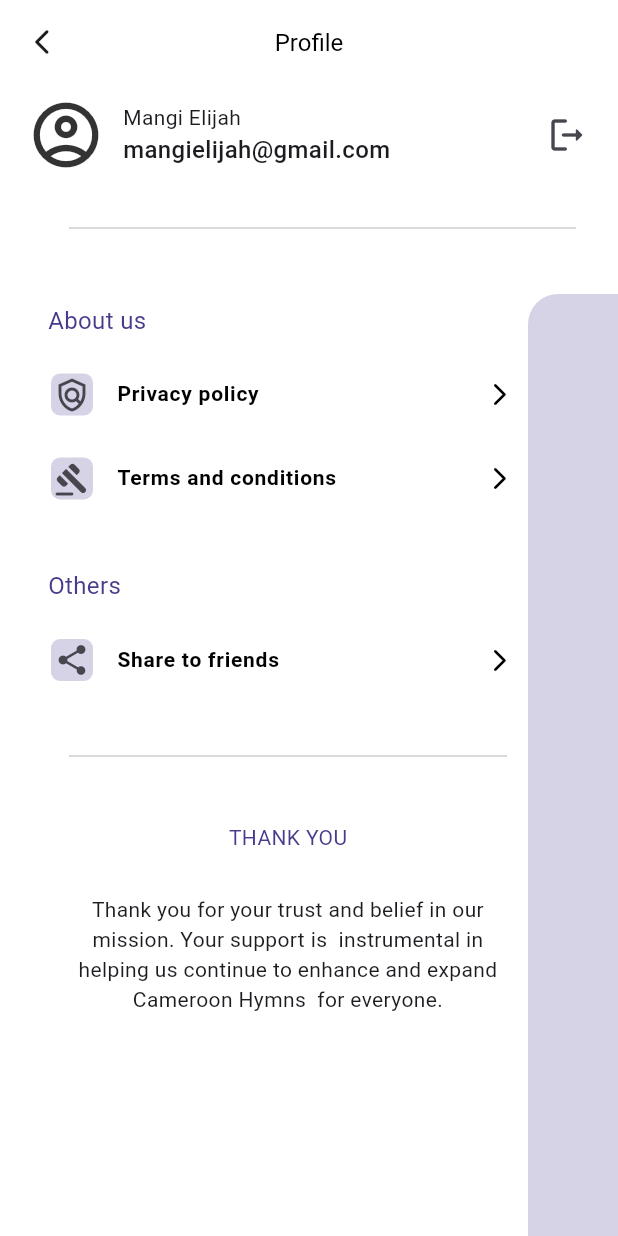
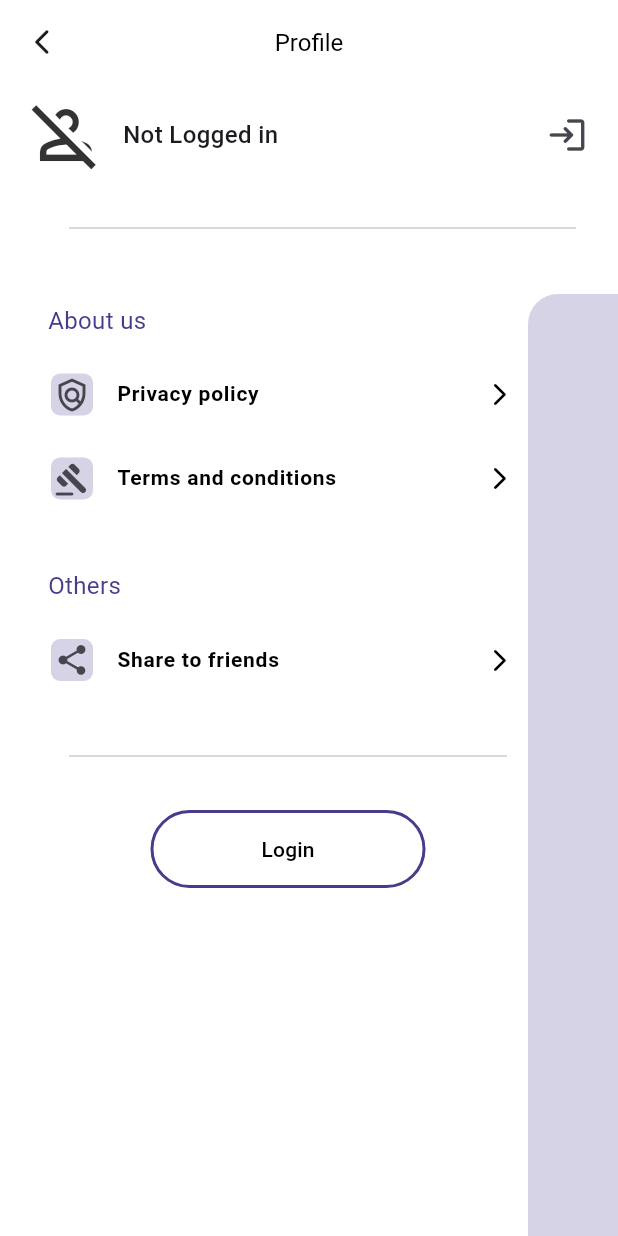
Before and after one commit to Kitendo-Labs/CameroonHymnsApp, a Flutter app: the screen it shows after launch, item 3 of the bottom bar chosen, on a phone screen of 412 x 824 dp. Run offline on Flutter 3.47's test engine with Material 3 defaults, Android fonts, the phone set to English and light mode, and no system bars; our stand-ins replace firebase_core, firebase_remote_config, flutter_dash, flutter_riverpod, freezed_annotation, package_info_plus and 5 more; missing offline and left inert: svg_flutter; accounts and stored records are empty; generated files the repository leaves out were written again.

Commit message:
feat: adds alternative states when not logged in

```diff
--- a/lib/src/profile/views/profile_page.dart
+++ b/lib/src/profile/views/profile_page.dart
@@ -19,6 +19,7 @@ class _ProfilePageState extends ConsumerState<ProfilePage> {
   @override
   Widget build(BuildContext context) {
     final appColors = Theme.of(context).appColors;
+    bool hasLogin = false;
 
     return Scaffold(
       backgroundColor: appColors.primary,
@@ -54,7 +55,8 @@ class _ProfilePageState extends ConsumerState<ProfilePage> {
                   children: [
                     Padding(
                       padding: const EdgeInsets.only(right: 10),
-                      child: Row(
+                      child: hasLogin
+                          ? Row(
                               children: [
                                 Expanded(
                                   child: Row(
@@ -62,7 +64,8 @@ class _ProfilePageState extends ConsumerState<ProfilePage> {
                                       Icon(
                                         Icons.account_circle_outlined,
                                         size: 52,
-                                  color: appColors.onPrimary.withOpacity(0.8),
+                                        color: appColors.onPrimary
+                                            .withOpacity(0.8),
                                       ),
                                       const SizedBox(width: 12),
                                       const Expanded(
@@ -93,6 +96,41 @@ class _ProfilePageState extends ConsumerState<ProfilePage> {
                                   onPressed: () {},
                                   icon: const Icon(
                                     Icons.logout_rounded,
+                                    size: 28,
+                                  ),
+                                ),
+                              ],
+                            )
+                          : Row(
+                              children: [
+                                Expanded(
+                                  child: Row(
+                                    children: [
+                                      Icon(
+                                        Icons.person_off_outlined,
+                                        size: 52,
+                                        color: appColors.onPrimary
+                                            .withOpacity(0.8),
+                                      ),
+                                      const SizedBox(width: 12),
+                                      const Expanded(
+                                        child: Text(
+                                          "Not Logged in",
+                                          overflow: TextOverflow.ellipsis,
+                                          style: TextStyle(
+                                            fontSize: 16,
+                                            fontWeight: FontWeight.w500,
+                                          ),
+                                        ),
+                                      )
+                                    ],
+                                  ),
+                                ),
+                                const SizedBox(width: 12),
+                                IconButton(
+                                  onPressed: () {},
+                                  icon: const Icon(
+                                    Icons.login_rounded,
                                     size: 28,
                                   ),
                                 ),
@@ -129,7 +167,13 @@ class _ProfilePageState extends ConsumerState<ProfilePage> {
                             ],
                           ),
                           const ProfileDivider(),
-                          const PurchaseSection(hasPurchased: true),
+                          hasLogin
+                              ? const PurchaseSection(hasPurchased: true)
+                              : Align(
+                                  alignment: Alignment.center,
+                                  child: OutlinedButton(
+                                      title: "Login", onPressed: () {}),
+                                ),
                         ],
                       ),
                     ),
@@ -184,8 +228,36 @@ class PurchaseSection extends StatelessWidget {
                     style: TextStyle(color: appColors.accentSecondary),
                   ),
                 )
-              : TextButton(
-                  onPressed: () {},
+              : OutlinedButton(title: "Purchase", onPressed: () {}),
+          Padding(
+            padding: const EdgeInsets.all(20),
+            child: Text(
+              hasPurchased
+                  ? "Thank you for your trust and belief in our mission. Your support is  instrumental in helping us continue to enhance and expand Cameroon Hymns  for everyone."
+                  : "By Supporting with 1000Frs yearly, you're not just gaining access to exclusive features, you're investing in the future of Cameroon Hymns.",
+              textAlign: TextAlign.center,
+            ),
+          ),
+        ],
+      ),
+    );
+  }
+}
+
+class OutlinedButton extends StatelessWidget {
+  const OutlinedButton({
+    super.key,
+    required this.title,
+    this.onPressed,
+  });
+  final String title;
+  final void Function()? onPressed;
+
+  @override
+  Widget build(BuildContext context) {
+    final appColors = Theme.of(context).appColors;
+    return TextButton(
+      onPressed: onPressed,
       style: ButtonStyle(
         side: WidgetStateProperty.all(
           BorderSide(
@@ -205,23 +277,11 @@ class PurchaseSection extends StatelessWidget {
           horizontal: 62,
         ),
         child: Text(
-                      "Purchase",
+          title,
           style: TextStyle(
             color: appColors.onPrimary,
           ),
         ),
-                  ),
-                ),
-          Padding(
-            padding: const EdgeInsets.all(20),
-            child: Text(
-              hasPurchased
-                  ? "Thank you for your trust and belief in our mission. Your support is  instrumental in helping us continue to enhance and expand Cameroon Hymns  for everyone."
-                  : "By Supporting with 1000Frs yearly, you're not just gaining access to exclusive features, you're investing in the future of Cameroon Hymns.",
-              textAlign: TextAlign.center,
-            ),
-          ),
-        ],
       ),
     );
   }
```
Lines whose indentation alone changed are shown as unchanged.
